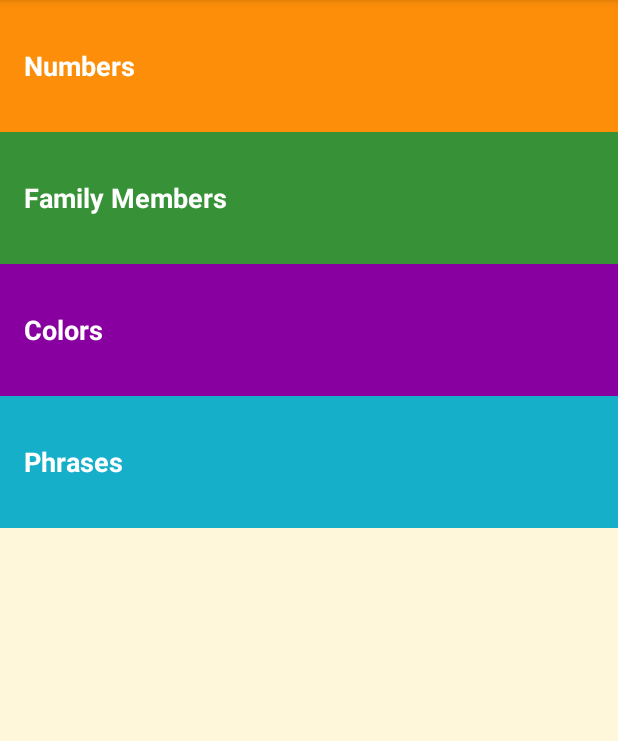
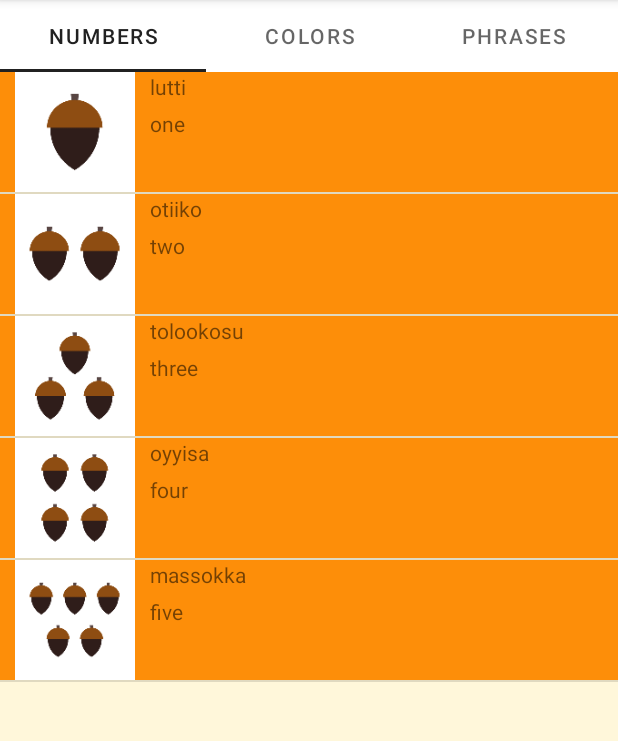
Before and after one commit to AhmedEzio47/Miwok, an Android app: the screen it shows after launch (MainActivity), on a phone screen of 412 x 824 dp, the part 84-825 px from its top. Run offline under Robolectric (Android 15) with nearby library versions, the phone set to English and light mode, and no system bars.

Commit message:
-View pager 2 -Tab layout -Converted to androidx

```diff
--- a/app/build.gradle
+++ b/app/build.gradle
@@ -33,6 +33,8 @@ dependencies {
     implementation 'androidx.appcompat:appcompat:1.3.1'
     implementation 'com.google.android.material:material:1.4.0'
     implementation 'androidx.constraintlayout:constraintlayout:2.1.1'
+    implementation 'com.google.android.material:material:1.0.0'
+    implementation 'androidx.legacy:legacy-support-v4:1.0.0'
     testImplementation 'junit:junit:4.+'
     androidTestImplementation 'androidx.test.ext:junit:1.1.3'
     androidTestImplementation 'androidx.test.espresso:espresso-core:3.4.0'
--- a/app/src/main/java/com/devyat/miwok/MainActivity.java
+++ b/app/src/main/java/com/devyat/miwok/MainActivity.java
@@ -1,63 +1,42 @@
 package com.devyat.miwok;
 
 import androidx.appcompat.app.AppCompatActivity;
+import androidx.fragment.app.Fragment;
+import androidx.viewpager2.widget.ViewPager2;
 
-import android.content.Intent;
-import android.net.Uri;
 import android.os.Bundle;
-import android.util.Log;
-import android.view.View;
-import android.widget.Button;
-import android.widget.TextView;
 
-import com.devyat.miwok.activities.ColorActivity;
-import com.devyat.miwok.activities.FamilyActivity;
-import com.devyat.miwok.activities.NumbersActivity;
-import com.devyat.miwok.activities.PhrasesActivity;
+import com.devyat.miwok.fragments.ColorsFragment;
+import com.devyat.miwok.fragments.PhrasesFragment;
+import com.devyat.miwok.adapters.FragmentPagerAdapter;
+import com.devyat.miwok.fragments.NumbersFragment;
+import com.google.android.material.tabs.TabLayout;
+import com.google.android.material.tabs.TabLayoutMediator;
 
-import java.io.Console;
+import java.util.ArrayList;
+import java.util.List;
 
 public class MainActivity extends AppCompatActivity {
-
+    private ViewPager2 viewPager;
+    private FragmentPagerAdapter pagerAdapter;
     @Override
     protected void onCreate(Bundle savedInstanceState) {
         super.onCreate(savedInstanceState);
         setContentView(R.layout.activity_main);
-        registerOnClickListeners();
-    }
 
-    private void registerOnClickListeners() {
-        onNumbersClick();
-        onFamilyClick();
-        onColorsClick();
-        onPhrasesClick();
-    }
+        List<Fragment> fragmentList = new ArrayList<Fragment>();
+        fragmentList.add(new NumbersFragment());
+        fragmentList.add(new ColorsFragment());
+        fragmentList.add(new PhrasesFragment());
 
-    private void startActivityOnClick(int id, Class c) {
-        View tv = findViewById(id);
-        Intent intent = new Intent(this, c);
-        tv.setOnClickListener(new View.OnClickListener() {
-            @Override
-            public void onClick(View v) {
-                startActivity(intent);
-            }
-        });
-    }
-
-    private void onNumbersClick() {
-        startActivityOnClick(R.id.numbers, NumbersActivity.class);
-    }
-
-    private void onFamilyClick() {
-        startActivityOnClick(R.id.family, FamilyActivity.class);
-    }
-
-    private void onColorsClick() {
-        startActivityOnClick(R.id.colors, ColorActivity.class);
-    }
-
-    private void onPhrasesClick() {
-        startActivityOnClick(R.id.phrases, PhrasesActivity.class);
+        viewPager = findViewById(R.id.viewpager);
+        pagerAdapter = new FragmentPagerAdapter(this, fragmentList);
+        viewPager.setAdapter(pagerAdapter);
+        // Give the TabLayout the ViewPager
+        TabLayout tabLayout = (TabLayout) findViewById(R.id.sliding_tabs);
+        new TabLayoutMediator(tabLayout, viewPager,
+                (tab, position) -> tab.setText(pagerAdapter.getItemTitle(position))
+        ).attach();
     }
 
 }
--- /dev/null
+++ b/app/src/main/java/com/devyat/miwok/adapters/FragmentPagerAdapter.java
@@ -0,0 +1,33 @@
+package com.devyat.miwok.adapters;
+
+import androidx.annotation.NonNull;
+import androidx.fragment.app.Fragment;
+import androidx.fragment.app.FragmentActivity;
+import androidx.viewpager2.adapter.FragmentStateAdapter;
+
+import java.util.List;
+
+public class FragmentPagerAdapter extends FragmentStateAdapter {
+    private final List<Fragment> fragments;
+
+    public FragmentPagerAdapter(@NonNull FragmentActivity fragmentActivity, List<Fragment> fragments) {
+        super(fragmentActivity);
+
+        this.fragments = fragments;
+    }
+
+    @NonNull
+    @Override
+    public Fragment createFragment(int position) {
+        return fragments.get(position);
+    }
+
+    @Override
+    public int getItemCount() {
+        return fragments.size();
+    }
+
+    public String getItemTitle(int position){
+        return fragments.get(position).toString();
+    }
+}
--- a/app/src/main/java/com/devyat/miwok/activities/NumbersActivity.java
+++ b/app/src/main/java/com/devyat/miwok/fragments/NumbersFragment.java
@@ -1,9 +1,14 @@
-package com.devyat.miwok.activities;
-
-import androidx.appcompat.app.AppCompatActivity;
+package com.devyat.miwok.fragments;
 
 import android.os.Bundle;
-import android.widget.GridView;
+
+import androidx.annotation.NonNull;
+import androidx.annotation.Nullable;
+import androidx.fragment.app.Fragment;
+
+import android.view.LayoutInflater;
+import android.view.View;
+import android.view.ViewGroup;
 import android.widget.ListView;
 
 import com.devyat.miwok.R;
@@ -12,14 +17,20 @@ import com.devyat.miwok.models.Word;
 
 import java.util.ArrayList;
 
-public class NumbersActivity extends AppCompatActivity {
+public class NumbersFragment extends Fragment {
+    @Override
+    public View onCreateView(LayoutInflater inflater, ViewGroup container,
+                             Bundle savedInstanceState) {
+        // Inflate the layout for this fragment
+        return inflater.inflate(R.layout.fragment_numbers, container, false);
+    }
 
     @Override
-    protected void onCreate(Bundle savedInstanceState) {
-        super.onCreate(savedInstanceState);
-        setContentView(R.layout.activity_numbers);
+    public void onViewCreated(@NonNull View view, @Nullable Bundle savedInstanceState) {
+        super.onViewCreated(view, savedInstanceState);
         populateNumbers();
     }
+
     private WordsAdapter itemsAdapter;
     private  void populateNumbers(){
         // Create a list of words
@@ -30,16 +41,22 @@ public class NumbersActivity extends AppCompatActivity {
         words.add(new Word("four", "oyyisa", R.drawable.number_four, R.raw.number_four));
         words.add(new Word("five", "massokka", R.drawable.number_five, R.raw.number_five));
 
-        itemsAdapter = new WordsAdapter(this, words);
+        itemsAdapter = new WordsAdapter(getActivity(), words);
 
-        ListView listView = findViewById(R.id.numbers_list);
+        ListView listView = getView().findViewById(R.id.numbers_list);
 
         listView.setAdapter(itemsAdapter);
     }
 
     @Override
-    protected void onPause() {
+    public void onPause() {
         super.onPause();
         itemsAdapter.releaseAudioPlayer();
     }
+
+    @NonNull
+    @Override
+    public String toString() {
+        return "Numbers";
+    }
 }
--- a/app/src/main/res/layout/activity_main.xml
+++ b/app/src/main/res/layout/activity_main.xml
@@ -3,55 +3,20 @@
     xmlns:tools="http://schemas.android.com/tools"
     android:layout_width="match_parent"
     android:layout_height="match_parent"
+    xmlns:app="http://schemas.android.com/apk/res-auto"
     android:background="@color/tan_background"
     android:orientation="vertical"
-    tools:context="com.example.android.miwok.MainActivity">
+    tools:context="com.devyat.miwok.MainActivity">
 
-    <!-- Numbers category -->
-    <FrameLayout
+    <com.google.android.material.tabs.TabLayout
+        android:id="@+id/sliding_tabs"
         android:layout_width="match_parent"
         android:layout_height="wrap_content"
-        android:background="@color/category_numbers">
-        <TextView
-            android:id="@+id/numbers"
-            style="@style/CategoryStyle"
-            android:background="?android:attr/selectableItemBackground"
-            android:text="@string/category_numbers" />
-    </FrameLayout>
+        app:tabMode="fixed" />
 
-    <!-- Family category -->
-    <FrameLayout
+    <androidx.viewpager2.widget.ViewPager2
+        android:id="@+id/viewpager"
         android:layout_width="match_parent"
-        android:layout_height="wrap_content"
-        android:background="@color/category_family">
-        <TextView
-            android:id="@+id/family"
-            style="@style/CategoryStyle"
-            android:background="?android:attr/selectableItemBackground"
-            android:text="@string/category_family" />
-    </FrameLayout>
-
-    <!-- Colors category -->
-    <FrameLayout
-        android:layout_width="match_parent"
-        android:layout_height="wrap_content"
-        android:background="@color/category_colors">
-        <TextView
-            android:id="@+id/colors"
-            style="@style/CategoryStyle"
-            android:background="?android:attr/selectableItemBackground"
-            android:text="@string/category_colors" />
-    </FrameLayout>
-
-    <!-- Phrases category -->
-    <FrameLayout
-        android:layout_width="match_parent"
-        android:layout_height="wrap_content"
-        android:background="@color/category_phrases">
-        <TextView
-            android:id="@+id/phrases"
-            style="@style/CategoryStyle"
-            android:background="?android:attr/selectableItemBackground"
-            android:text="@string/category_phrases" />
-    </FrameLayout>
+        android:layout_height="match_parent"
+        android:orientation="horizontal" />
 </LinearLayout>
--- a/app/src/main/res/layout/activity_numbers.xml
+++ b/app/src/main/res/layout/fragment_colors.xml
@@ -1,9 +1,8 @@
 <?xml version="1.0" encoding="utf-8"?>
 <ListView xmlns:android="http://schemas.android.com/apk/res/android"
     xmlns:tools="http://schemas.android.com/tools"
-    android:id="@+id/numbers_list"
+    android:id="@+id/colors_list"
     android:orientation="vertical"
     android:layout_width="match_parent"
     android:layout_height="match_parent"
-    android:drawSelectorOnTop="true"
-    tools:context="com.devyat.miwok.activities.NumbersActivity"/>
+    tools:context="com.devyat.miwok.fragments.ColorsFragment"/>
--- a/app/src/main/res/layout/activity_color.xml
+++ b/app/src/main/res/layout/fragment_numbers.xml
@@ -1,8 +1,9 @@
 <?xml version="1.0" encoding="utf-8"?>
 <ListView xmlns:android="http://schemas.android.com/apk/res/android"
     xmlns:tools="http://schemas.android.com/tools"
-    android:id="@+id/colors_list"
+    android:id="@+id/numbers_list"
     android:orientation="vertical"
     android:layout_width="match_parent"
     android:layout_height="match_parent"
-    tools:context="com.devyat.miwok.activities.ColorActivity"/>
+    android:tag="@string/category_numbers"
+    android:drawSelectorOnTop="true" />
--- a/app/src/main/res/layout/activity_phrases.xml
+++ b/app/src/main/res/layout/fragment_phrases.xml
@@ -5,4 +5,4 @@
     android:orientation="vertical"
     android:layout_width="match_parent"
     android:layout_height="match_parent"
-    tools:context="com.devyat.miwok.activities.PhrasesActivity"/>
+    tools:context="com.devyat.miwok.fragments.PhrasesFragment"/>
--- a/app/src/main/res/values/strings.xml
+++ b/app/src/main/res/values/strings.xml
@@ -21,7 +21,4 @@
 
     <!-- Category name for the vocabulary words for numbers [CHAR LIMIT=20] -->
     <string name="category_numbers">Numbers</string>
-
-    <!-- Category name for the vocabulary words for family members [CHAR LIMIT=20] -->
-    <string name="category_family">Family Members</string>
 </resources>
```
Also changed, not shown: app/src/main/AndroidManifest.xml (+1 -13 lines), app/src/main/java/com/devyat/miwok/activities/ColorActivity.java (deleted, +0 -39 lines), app/src/main/java/com/devyat/miwok/activities/FamilyActivity.java (deleted, +0 -16 lines), app/src/main/java/com/devyat/miwok/fragments/ColorsFragment.java (added, +61 -0 lines), app/src/main/java/com/devyat/miwok/fragments/PhrasesFragment.java (renamed from app/src/main/java/com/devyat/miwok/activities/PhrasesActivity.java, +26 -10 lines), app/src/main/res/layout/activity_family.xml (deleted, +0 -9 lines).
